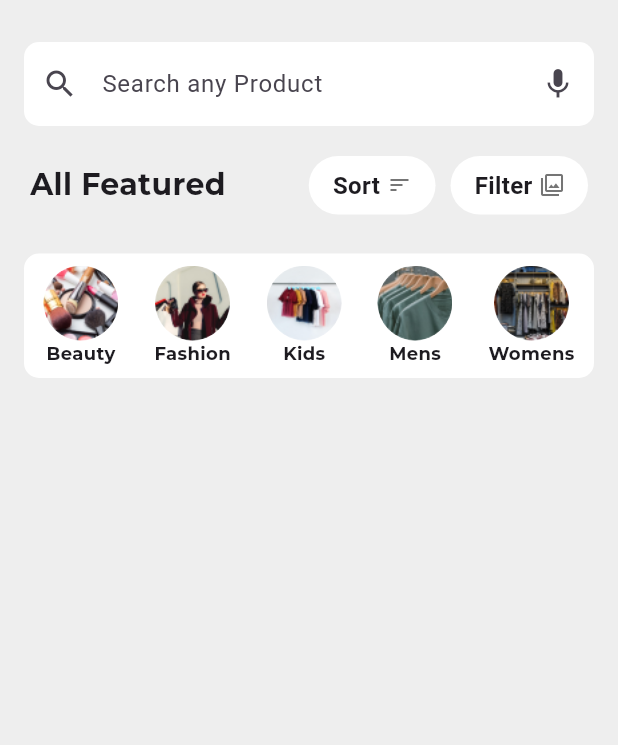
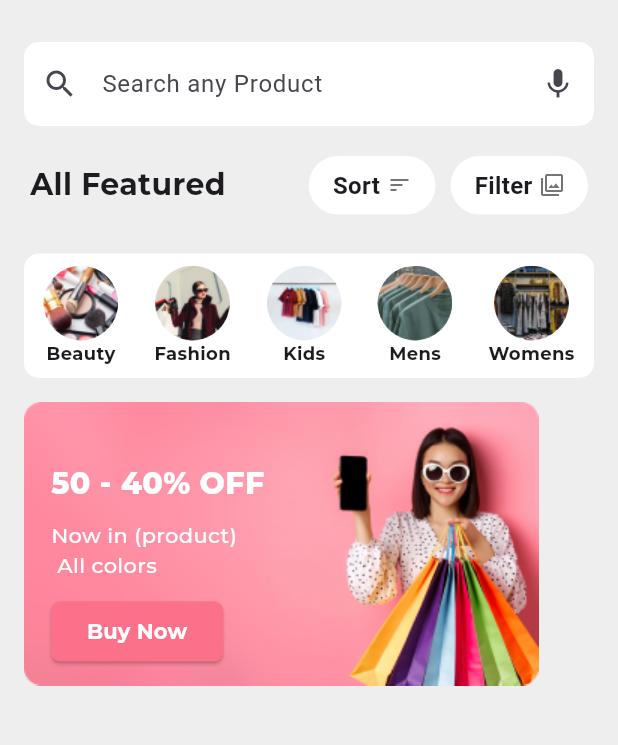
Before and after one commit to boypaida12/ecommerceapp, a Flutter app: the HomeScreen screen opened directly, on a phone screen of 412 x 824 dp, the part 72-817 px from its top. Run offline on Flutter 3.47's test engine with Material 3 defaults, Android fonts, the phone set to English and light mode, and no system bars; our stand-ins replace dots_indicator, font_awesome_flutter, introduction_screen.

Commit message:
Added card for carousel

```diff
--- a/lib/app_screens/home_screen.dart
+++ b/lib/app_screens/home_screen.dart
@@ -162,8 +162,124 @@ class _HomeScreenState extends State<HomeScreen> {
                 ),
               ),
             ),
-          )
+          ),
+          // Card(
+          //     margin: EdgeInsets.symmetric(horizontal: 16, vertical: 8),
+          //     shape: RoundedRectangleBorder(
+          //         borderRadius: BorderRadius.circular(10)),
+          //     clipBehavior: Clip.antiAliasWithSaveLayer,
+          //     elevation: 5,
+          //     child: Stack(
+          //       fit: StackFit.expand,
+          //       children: [
+          //         Image.asset('assets/images/cardImage.png',
+          //             fit: BoxFit.cover),
+          //         Positioned(
+          //           top: 50,
+          //           left: 16,
+          //           child: Column(
+          //             children: [
+          //               Text('50 - 40 % OFF',
+          //                   style: TextStyle(
+          //                       fontSize: 40,
+          //                       fontWeight: FontWeight.bold,
+          //                       fontFamily: 'Montserrat',
+          //                       color: Colors.white)),
+          //               SizedBox(height: 10),
+          //               Text('Now in (product)',
+          //                   style: TextStyle(
+          //                       fontSize: 16,
+          //                       fontWeight: FontWeight.normal,
+          //                       fontFamily: 'Montserrat',
+          //                       color: Colors.white)),
+          //               Text('All colors',
+          //                   style: TextStyle(
+          //                       fontSize: 16,
+          //                       fontWeight: FontWeight.normal,
+          //                       fontFamily: 'Montserrat',
+          //                       color: Colors.white)),
+          //               ElevatedButton(
+          //                 onPressed: () {},
+          //                 child: Row(
+          //                   children: [
+          //                     Text('Shop Now',
+          //                         style: TextStyle(
+          //                             fontFamily: 'Montserrat',
+          //                             color: Colors.white,
+          //                             fontSize: 16,
+          //                             fontWeight: FontWeight.bold)),
+          //                     Icon(Icons.arrow_forward,
+          //                         color: Colors.white, size: 16)
+          //                   ],
+          //                 ),
+          //                 style: ElevatedButton.styleFrom(
+          //                   backgroundColor: Color(0xFFF83758),
+          //                   foregroundColor: Colors.white,
+          //                   minimumSize: Size(100, 50),
+          //                   shape: RoundedRectangleBorder(
+          //                     borderRadius: BorderRadius.circular(6),
+          //                   ),
+          //                 ),
+          //               )
+          //             ],
+          //           ),
+          //         )
+          //       ],
+          //     )
+          Stack(
+            children: [
+              Padding(
+                padding: const EdgeInsets.symmetric(horizontal: 16.0),
+                child: Image.asset('assets/images/cardImage.png',
+                    fit: BoxFit.cover),
+              ),
+              Padding(
+                padding: const EdgeInsets.only(
+                  top: 40,
+                  left: 34.0,
+                ),
+                child: Column(
+                  crossAxisAlignment: CrossAxisAlignment.start,
+                  mainAxisAlignment: MainAxisAlignment.spaceEvenly,
+                  children: [
+                    Text('50 - 40% OFF',
+                        style: TextStyle(
+                            fontSize: 20,
+                            fontWeight: FontWeight.w800,
+                            fontFamily: 'Montserrat',
+                            color: Colors.white)),
+                    SizedBox(height: 10),
+                    Text('Now in (product)\n All colors',
+                        style: TextStyle(
+                            color: Colors.white,
+                            fontSize: 14,
+                            fontWeight: FontWeight.w500,
+                            fontFamily: 'Montserrat')),
+                    SizedBox(height: 10),
+                    ElevatedButton(
+                      onPressed: () {},
+                      child: Text('Buy Now',
+                          style: TextStyle(
+                              fontFamily: 'Montserrat',
+                              color: Colors.white,
+                              fontSize: 14,
+                              fontWeight: FontWeight.bold)),
+                      style: ElevatedButton.styleFrom(
+                        backgroundColor: Color(0xFFFA7189),
+                        foregroundColor: Colors.white,
+                        shape: RoundedRectangleBorder(
+                          borderRadius: BorderRadius.circular(6),
+                        ),
+                      ),
+                    )
+                  ],
+                ),
+              )
+            ],
+          ),
         ]),
+
+
       ),
     );
   }
```
Also changed, not shown: lib/onboarding_screens/getStarted/getting_started.dart (+4 -4 lines), assets/images/cardImage.png (added).
